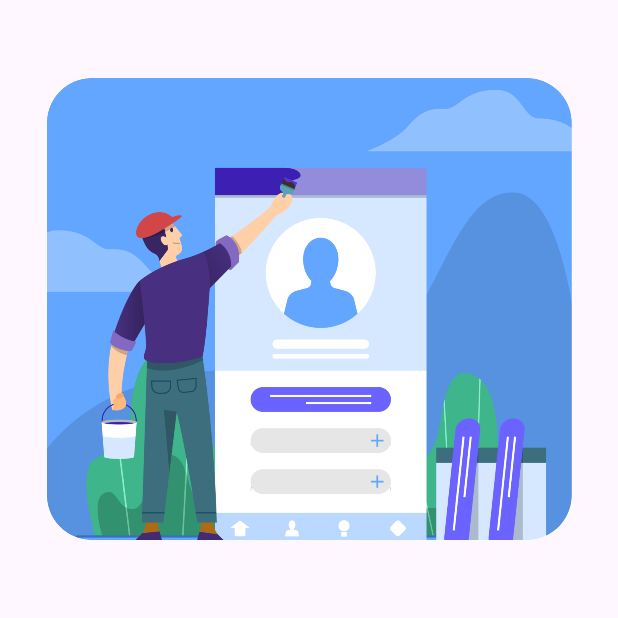
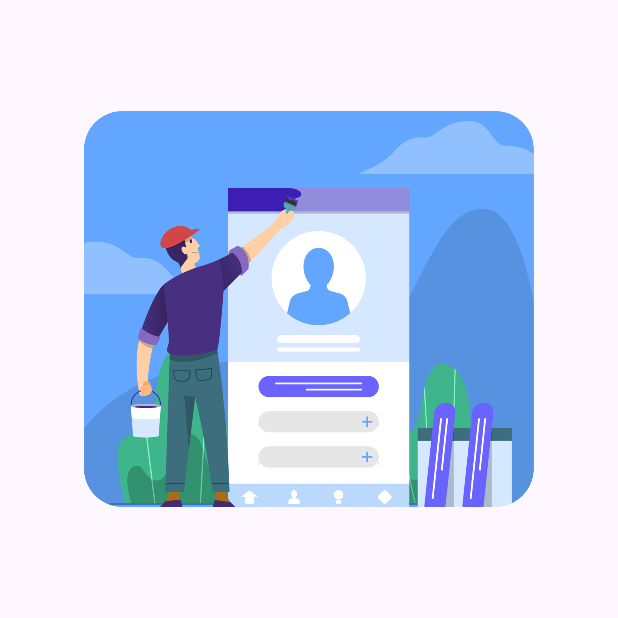
Before and after one commit to haidaralfarisi/NusArt, an Android app: the WelcomeActivity screen opened directly, with no data from a screen before it, on a phone screen of 412 x 824 dp, the top half of it. Run offline under Robolectric (Android 15) with nearby library versions, the phone set to English and light mode, and no system bars.

Commit message:
perbaikan page login dan signup, welcome

```diff
--- a/app/src/main/res/layout/activity_welcome.xml
+++ b/app/src/main/res/layout/activity_welcome.xml
@@ -9,7 +9,7 @@
 
     <ImageView
         android:id="@+id/imageView"
-        android:layout_width="350dp"
+        android:layout_width="300dp"
         android:layout_height="0dp"
         app:layout_constraintBottom_toTopOf="@+id/guidelineHorizontal"
         app:layout_constraintEnd_toEndOf="parent"
```
